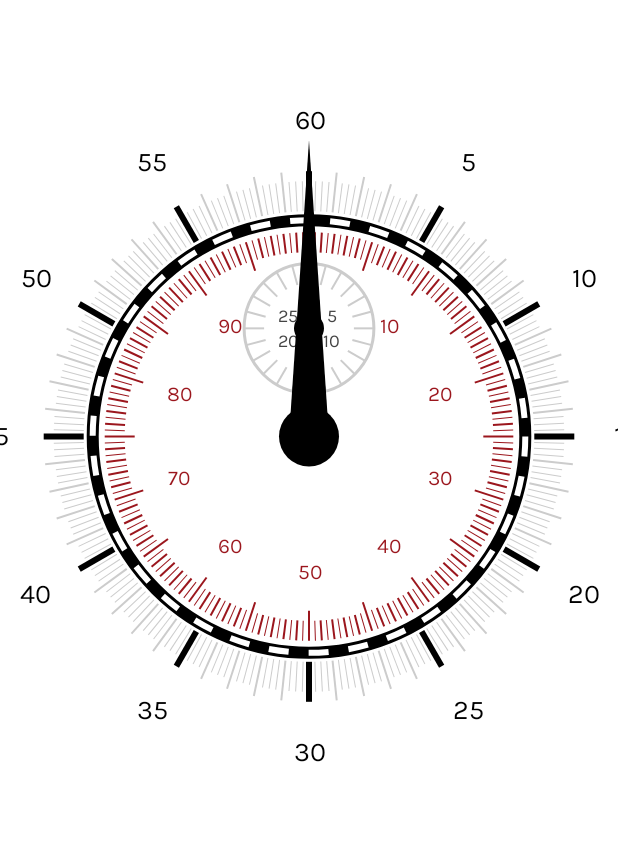
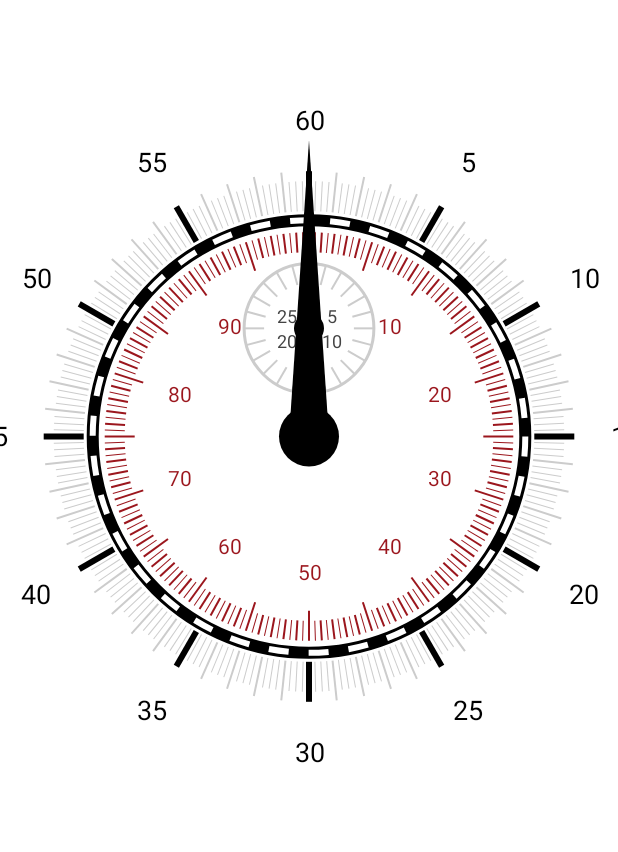
Before and after one commit to iplanetcn/stopwatch-android, an Android app: the screen it shows after launch (MainActivity), on a phone screen of 412 x 824 dp. Shown: the part 268-1120 px from the top of the screen. Run offline under Robolectric (Android 15) with nearby library versions, the phone set to English and light mode, and no system bars; our stand-ins replace Timber.

Commit message:
optimize watch & layout

```diff
--- a/app/src/main/java/com/cherry/android/stopwatch/fragments/CountdownFragment.kt
+++ b/app/src/main/java/com/cherry/android/stopwatch/fragments/CountdownFragment.kt
@@ -183,7 +183,7 @@ class CountdownFragment : Fragment() {
         binding.timeCounter.text = TimeUtils.createStyledSpannableString(
             activity,
             millis,
-            false
+            true
         )
     }
 
--- a/app/src/main/java/com/cherry/android/stopwatch/widget/StopwatchView.kt
+++ b/app/src/main/java/com/cherry/android/stopwatch/widget/StopwatchView.kt
@@ -11,7 +11,6 @@ import android.view.MotionEvent
 import android.view.View
 import android.view.accessibility.AccessibilityNodeInfo
 import android.view.animation.AccelerateDecelerateInterpolator
-import androidx.core.content.res.ResourcesCompat
 import androidx.core.view.AccessibilityDelegateCompat
 import androidx.core.view.ViewCompat
 import androidx.core.view.accessibility.AccessibilityNodeInfoCompat
@@ -95,8 +94,7 @@ class StopwatchView @JvmOverloads constructor(
         style = Paint.Style.FILL
         textAlign = Paint.Align.LEFT
         textSize = 20f.sp
-//        typeface = Typeface.DEFAULT
-        typeface = ResourcesCompat.getFont(context, R.font.karla_regular)
+        typeface = Typeface.DEFAULT
     }
 
     init {
--- a/app/src/main/res/layout-land/activity_main.xml
+++ b/app/src/main/res/layout-land/activity_main.xml
@@ -28,7 +28,13 @@
                 android:layout_width="wrap_content"
                 android:layout_height="wrap_content"
                 android:layout_gravity="center|bottom"
-                app:tabMode="auto" />
+                android:contentDescription="@string/content_desc_tab_layout"
+                app:tabMode="auto"
+                app:tabBackground="?colorPrimary"
+                app:tabTextColor="@color/gray_400"
+                app:tabSelectedTextColor="@color/white"
+                app:tabIndicatorColor="@color/white"
+                app:tabIndicatorHeight="8dp"/>
         </com.google.android.material.appbar.MaterialToolbar>
 
     </com.google.android.material.appbar.AppBarLayout>
@@ -42,16 +48,5 @@
         app:layout_constraintBottom_toBottomOf="parent"
         app:layout_constraintEnd_toEndOf="parent"
         app:layout_constraintStart_toStartOf="parent"
-        app:layout_constraintTop_toBottomOf="@+id/app_bar_layout"
-        android:visibility="visible"/>
-
-    <com.cherry.android.stopwatch.widget.StopwatchView
-        android:layout_width="0dp"
-        android:layout_height="0dp"
-        android:background="@color/white"
-        app:layout_constraintBottom_toBottomOf="parent"
-        app:layout_constraintEnd_toEndOf="parent"
-        app:layout_constraintStart_toStartOf="parent"
-        app:layout_constraintTop_toBottomOf="@+id/app_bar_layout"
-        android:visibility="gone"/>
+        app:layout_constraintTop_toBottomOf="@+id/app_bar_layout"/>
 </androidx.constraintlayout.widget.ConstraintLayout>
--- a/app/src/main/res/layout-land/fragment_countdown.xml
+++ b/app/src/main/res/layout-land/fragment_countdown.xml
@@ -24,14 +24,15 @@
         android:id="@+id/time_counter"
         android:layout_width="0dp"
         android:layout_height="wrap_content"
-        android:background="@color/stopwatch_background"
         android:fontFamily="sans-serif-light"
         android:text="@string/default_time"
         android:textColor="@color/text_grey"
         android:textSize="@dimen/counter_font"
         app:layout_constraintBottom_toBottomOf="@id/guideline_center_horizontal"
         app:layout_constraintEnd_toEndOf="@+id/guideline_center_vertical"
-        app:layout_constraintStart_toStartOf="parent" />
+        app:layout_constraintStart_toStartOf="parent"
+        app:layout_constraintTop_toTopOf="parent"
+        app:layout_constraintVertical_bias="1.0" />
 
     <com.google.android.material.button.MaterialButton
         android:id="@+id/startButton"
@@ -43,10 +44,12 @@
         android:fontFamily="sans-serif"
         android:text="@string/start"
         android:textSize="18sp"
+        app:layout_constraintBottom_toBottomOf="parent"
         app:layout_constraintEnd_toStartOf="@+id/resetButton"
         app:layout_constraintHorizontal_weight="1"
         app:layout_constraintStart_toStartOf="parent"
-        app:layout_constraintTop_toBottomOf="@+id/guideline_center_horizontal" />
+        app:layout_constraintTop_toBottomOf="@+id/guideline_center_horizontal"
+        app:layout_constraintVertical_bias="0.0" />
 
     <com.google.android.material.button.MaterialButton
         android:id="@+id/resetButton"
@@ -58,10 +61,12 @@
         android:fontFamily="sans-serif"
         android:text="@string/reset"
         android:textSize="18sp"
+        app:layout_constraintBottom_toBottomOf="parent"
         app:layout_constraintEnd_toEndOf="@+id/guideline_center_vertical"
         app:layout_constraintHorizontal_weight="1"
         app:layout_constraintStart_toEndOf="@+id/startButton"
-        app:layout_constraintTop_toBottomOf="@+id/guideline_center_horizontal" />
+        app:layout_constraintTop_toBottomOf="@+id/guideline_center_horizontal"
+        app:layout_constraintVertical_bias="0.0" />
 
     <com.cherry.android.stopwatch.widget.StopwatchView
         android:id="@+id/countdown_watch_view"
--- a/app/src/main/res/layout-land/fragment_stopwatch.xml
+++ b/app/src/main/res/layout-land/fragment_stopwatch.xml
@@ -23,7 +23,6 @@
         android:id="@+id/stopwatch_view"
         android:layout_width="0dp"
         android:layout_height="0dp"
-        android:layout_marginTop="5dp"
         android:layout_weight="1"
         app:layout_constraintBottom_toBottomOf="parent"
         app:layout_constraintEnd_toEndOf="@+id/guideline_center_vertical"
@@ -41,7 +40,9 @@
         android:textSize="@dimen/counter_font"
         app:layout_constraintBottom_toBottomOf="@+id/guideline_center_horizontal"
         app:layout_constraintEnd_toEndOf="parent"
-        app:layout_constraintStart_toStartOf="@+id/guideline_center_vertical" />
+        app:layout_constraintStart_toStartOf="@+id/guideline_center_vertical"
+        app:layout_constraintTop_toTopOf="parent"
+        app:layout_constraintVertical_bias="1.0" />
 
     <com.google.android.material.button.MaterialButton
         android:id="@+id/startButton"
@@ -52,10 +53,12 @@
         android:layout_marginEnd="8dp"
         android:fontFamily="sans-serif"
         android:text="@string/start"
+        app:layout_constraintBottom_toBottomOf="parent"
         app:layout_constraintEnd_toStartOf="@+id/resetButton"
         app:layout_constraintHorizontal_weight="3"
         app:layout_constraintStart_toStartOf="@+id/guideline_center_vertical"
-        app:layout_constraintTop_toBottomOf="@+id/guideline_center_horizontal" />
+        app:layout_constraintTop_toBottomOf="@+id/guideline_center_horizontal"
+        app:layout_constraintVertical_bias="0.0" />
 
     <com.google.android.material.button.MaterialButton
         android:id="@+id/resetButton"
@@ -66,10 +69,12 @@
         android:layout_marginEnd="8dp"
         android:fontFamily="sans-serif"
         android:text="@string/reset"
+        app:layout_constraintBottom_toBottomOf="parent"
         app:layout_constraintEnd_toStartOf="@+id/saveButton"
         app:layout_constraintHorizontal_weight="3"
         app:layout_constraintStart_toEndOf="@+id/startButton"
-        app:layout_constraintTop_toBottomOf="@+id/guideline_center_horizontal" />
+        app:layout_constraintTop_toBottomOf="@+id/guideline_center_horizontal"
+        app:layout_constraintVertical_bias="0.0" />
 
     <com.google.android.material.button.MaterialButton
         android:id="@+id/saveButton"
@@ -81,9 +86,11 @@
         android:fontFamily="sans-serif"
 
         android:text="@string/lap"
+        app:layout_constraintBottom_toBottomOf="parent"
         app:layout_constraintEnd_toEndOf="parent"
         app:layout_constraintHorizontal_weight="2"
         app:layout_constraintStart_toEndOf="@+id/resetButton"
-        app:layout_constraintTop_toBottomOf="@+id/guideline_center_horizontal" />
+        app:layout_constraintTop_toBottomOf="@+id/guideline_center_horizontal"
+        app:layout_constraintVertical_bias="0.0" />
 
 </androidx.constraintlayout.widget.ConstraintLayout>
--- a/app/src/main/res/layout/activity_main.xml
+++ b/app/src/main/res/layout/activity_main.xml
@@ -27,7 +27,8 @@
             android:id="@+id/tab_layout"
             android:layout_width="match_parent"
             android:layout_height="wrap_content"
-            app:tabMode="auto" />
+            app:tabMode="auto"
+            android:contentDescription="@string/content_desc_tab_layout"/>
 
     </com.google.android.material.appbar.AppBarLayout>
 
@@ -40,16 +41,5 @@
         app:layout_constraintBottom_toBottomOf="parent"
         app:layout_constraintEnd_toEndOf="parent"
         app:layout_constraintStart_toStartOf="parent"
-        app:layout_constraintTop_toBottomOf="@+id/app_bar_layout"
-        android:visibility="visible"/>
-
-    <com.cherry.android.stopwatch.widget.StopwatchView
-        android:layout_width="0dp"
-        android:layout_height="0dp"
-        app:layout_constraintBottom_toBottomOf="parent"
-        app:layout_constraintEnd_toEndOf="parent"
-        app:layout_constraintStart_toStartOf="parent"
-        android:background="@color/white"
-        app:layout_constraintTop_toBottomOf="@+id/app_bar_layout"
-        android:visibility="gone"/>
+        app:layout_constraintTop_toBottomOf="@+id/app_bar_layout"/>
 </androidx.constraintlayout.widget.ConstraintLayout>
--- a/app/src/main/res/layout/fragment_countdown.xml
+++ b/app/src/main/res/layout/fragment_countdown.xml
@@ -37,7 +37,6 @@
         android:layout_width="0dp"
         android:layout_height="0dp"
         android:layout_below="@id/time_counter"
-        android:layout_marginBottom="45dp"
         custom:layout_constraintBottom_toTopOf="@+id/barrier"
         custom:layout_constraintEnd_toEndOf="parent"
         custom:layout_constraintStart_toStartOf="parent"
--- a/app/src/main/res/values/colors.xml
+++ b/app/src/main/res/values/colors.xml
@@ -3,7 +3,6 @@
 	<color name="white">#ffffffff</color>
     <color name="black">#ff000000</color>
     <color name="text_grey">#ff666666</color>
-    <color name="stopwatch_background">#fff5f5f5</color>
     <color name="purple_500">#FF6200EE</color>
     <color name="purple_700">#FF3700B3</color>
     <color name="teal_200">#FF03DAC5</color>
--- a/app/src/main/res/values/strings.xml
+++ b/app/src/main/res/values/strings.xml
@@ -23,6 +23,7 @@
     <string name="lap">LAP</string>
     <string name="content_desc_start_sw">Start/Pause Stopwatch</string>
     <string name="content_desc_start_cd">Start/Pause Countdown</string>
+    <string name="content_desc_tab_layout">Tab Layout</string>
     <string name="content_desc_reset">Reset</string>
     <string name="content_desc_lap_time">Save Lap Time</string>
     <string name="settings_settings">SETTINGS</string>
```
